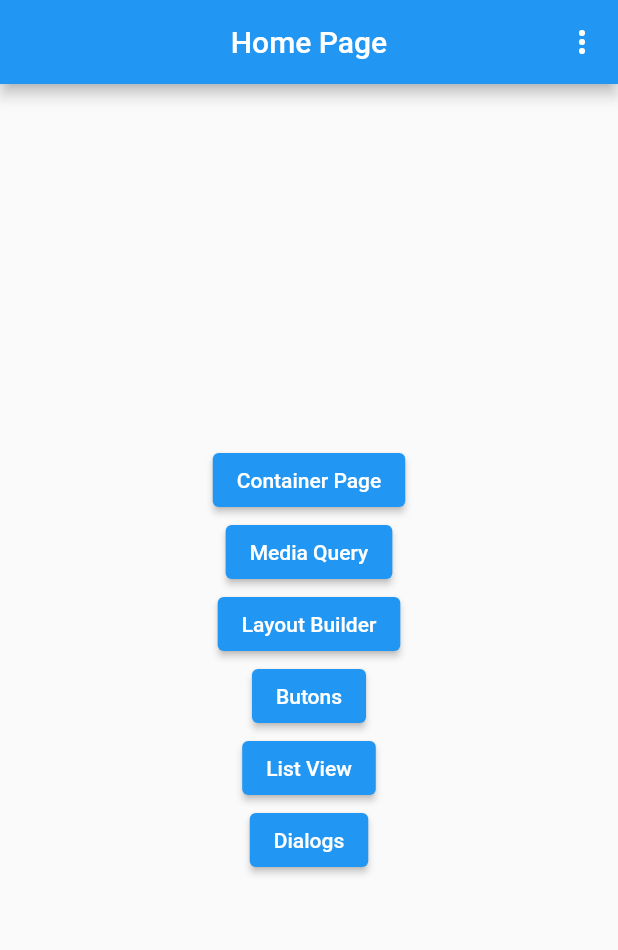
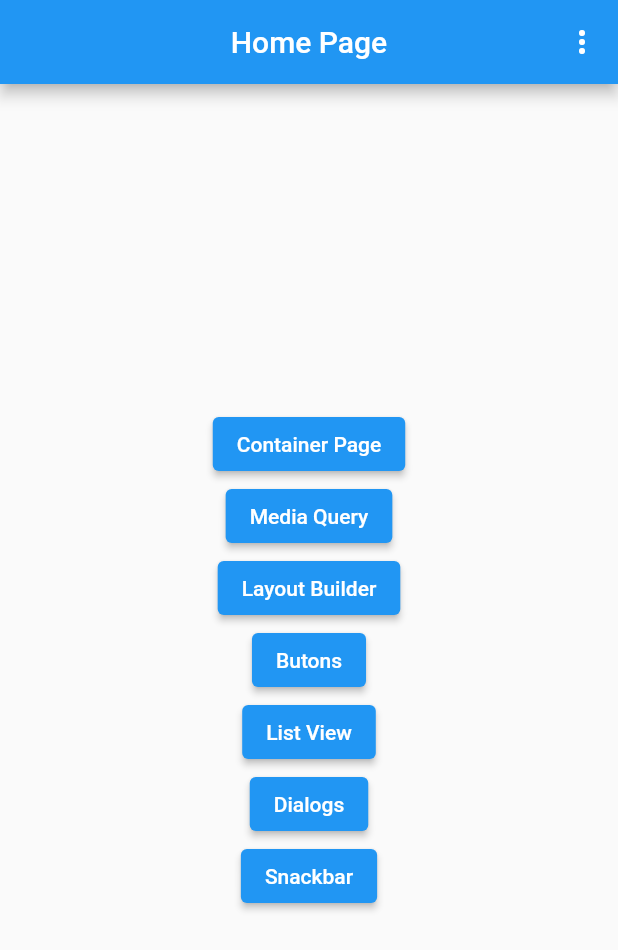
Before and after one commit to ygcoutinho/flutter_playground, a Flutter app: the screen it shows after launch, on a phone screen of 412 x 824 dp. Shown: the top 950 px of the screen. Run offline on Flutter 3.47's test engine with Material 2 defaults, Android fonts, the phone set to English and light mode, and no system bars.

Commit message:
snackbar

```diff
--- a/lib/main.dart
+++ b/lib/main.dart
@@ -6,6 +6,7 @@ import 'package:flutter_playground/pages/home/home_page.dart';
 import 'package:flutter_playground/pages/layout_builder/layout_builder_page.dart';
 import 'package:flutter_playground/pages/list_view/list_view_page.dart';
 import 'package:flutter_playground/pages/media_query/media_query_page.dart';
+import 'package:flutter_playground/pages/snackbars/snackbar_page.dart';
 
 void main() {
   runApp(const MyApp());
@@ -17,8 +18,11 @@ class MyApp extends StatelessWidget {
   @override
   Widget build(BuildContext context) {
     return MaterialApp(
+      theme: ThemeData(
+        useMaterial3: false,
+      ),
       debugShowCheckedModeBanner: false,
-      title: 'Flutter Demo',
+      title: 'Flutter Playground',
       routes: {
         '/': (_) => const HomePage(),
         '/container': (_) => const ContainerPage(),
@@ -27,6 +31,7 @@ class MyApp extends StatelessWidget {
         '/butons': (_) => const ButtonsPage(),
         '/listview': (_) => const ListViewPage(),
         '/dialogs': (_) => const DialogsPage(),
+        '/snackbar': (_) => const SnackbarPage(),
       },
     );
   }
--- a/lib/pages/home/home_page.dart
+++ b/lib/pages/home/home_page.dart
@@ -1,6 +1,4 @@
 import 'package:flutter/material.dart';
-import 'package:flutter/src/widgets/framework.dart';
-import 'package:flutter/src/widgets/placeholder.dart';
 
 class HomePage extends StatefulWidget {
   const HomePage({super.key});
@@ -16,6 +14,7 @@ enum PopUpMenuPages {
   buttons,
   listView,
   showDialog,
+  snackbar,
 }
 
 class _HomePageState extends State<HomePage> {
@@ -48,6 +47,9 @@ class _HomePageState extends State<HomePage> {
                 case PopUpMenuPages.showDialog:
                   Navigator.of(context).pushNamed('/dialogs');
                   break;
+                case PopUpMenuPages.snackbar:
+                  Navigator.of(context).pushNamed('/snackbar');
+                  break;
                 default:
               }
             },
@@ -76,6 +78,10 @@ class _HomePageState extends State<HomePage> {
                 value: PopUpMenuPages.showDialog,
                 child: Text('List View'),
               ),
+              const PopupMenuItem(
+                value: PopUpMenuPages.snackbar,
+                child: Text('Snackbar'),
+              )
             ],
           ),
         ],
@@ -108,6 +114,10 @@ class _HomePageState extends State<HomePage> {
               onPressed: () => Navigator.of(context).pushNamed('/dialogs'),
               child: const Text('Dialogs'),
             ),
+            ElevatedButton(
+              onPressed: () => Navigator.of(context).pushNamed('/snackbar'),
+              child: const Text('Snackbar'),
+            ),
           ],
         ),
       ),
```
Also changed, not shown: lib/pages/snackbars/snackbar_page.dart (added, +33 -0 lines).
